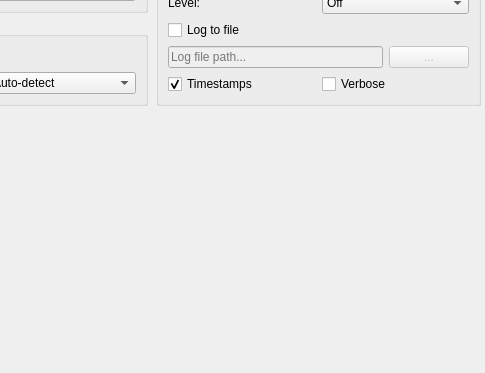
Above: forms/tab_format.ui from Axel051171/UnifiedFloppyTool before the change; both pictures show x 515 to 1000 and y 327 to 700 of the 1000 by 700 pixel window. Below: the same form after it.
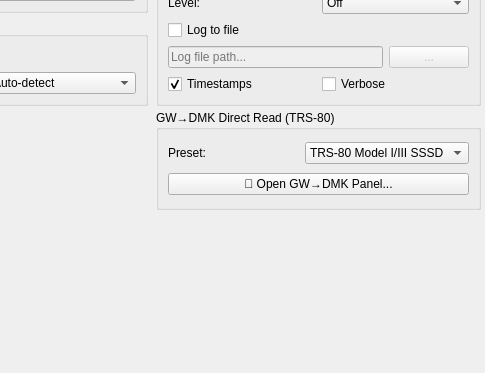
That is the form after the change.

Diff of the .ui file:
```diff
--- a/forms/tab_format.ui
+++ b/forms/tab_format.ui
@@ -379,6 +379,33 @@
        </widget>
       </item>
       
+      <!-- GW→DMK DIRECT READ -->
+      <item>
+       <widget class="QGroupBox" name="groupGw2Dmk">
+        <property name="minimumSize"><size><width>0</width><height>100</height></size></property>
+        <property name="title"><string>GW→DMK Direct Read (TRS-80)</string></property>
+        <layout class="QVBoxLayout">
+         <item>
+          <layout class="QHBoxLayout">
+           <item><widget class="QLabel"><property name="text"><string>Preset:</string></property></widget></item>
+           <item><widget class="QComboBox" name="comboGw2DmkPreset">
+            <item><property name="text"><string>TRS-80 Model I/III SSSD</string></property></item>
+            <item><property name="text"><string>TRS-80 Model I/III SSDD</string></property></item>
+            <item><property name="text"><string>TRS-80 Model 4 DSDD</string></property></item>
+            <item><property name="text"><string>Custom</string></property></item>
+           </widget></item>
+          </layout>
+         </item>
+         <item>
+          <widget class="QPushButton" name="btnGw2DmkOpen">
+           <property name="text"><string>🔧 Open GW→DMK Panel...</string></property>
+           <property name="toolTip"><string>Direct Greaseweazle to DMK imaging</string></property>
+          </widget>
+         </item>
+        </layout>
+       </widget>
+      </item>
+      
       <item><spacer name="col3Spacer"><property name="orientation"><enum>Qt::Vertical</enum></property><property name="sizeHint" stdset="0"><size><width>20</width><height>40</height></size></property></spacer></item>
      </layout>
     </widget>
```
